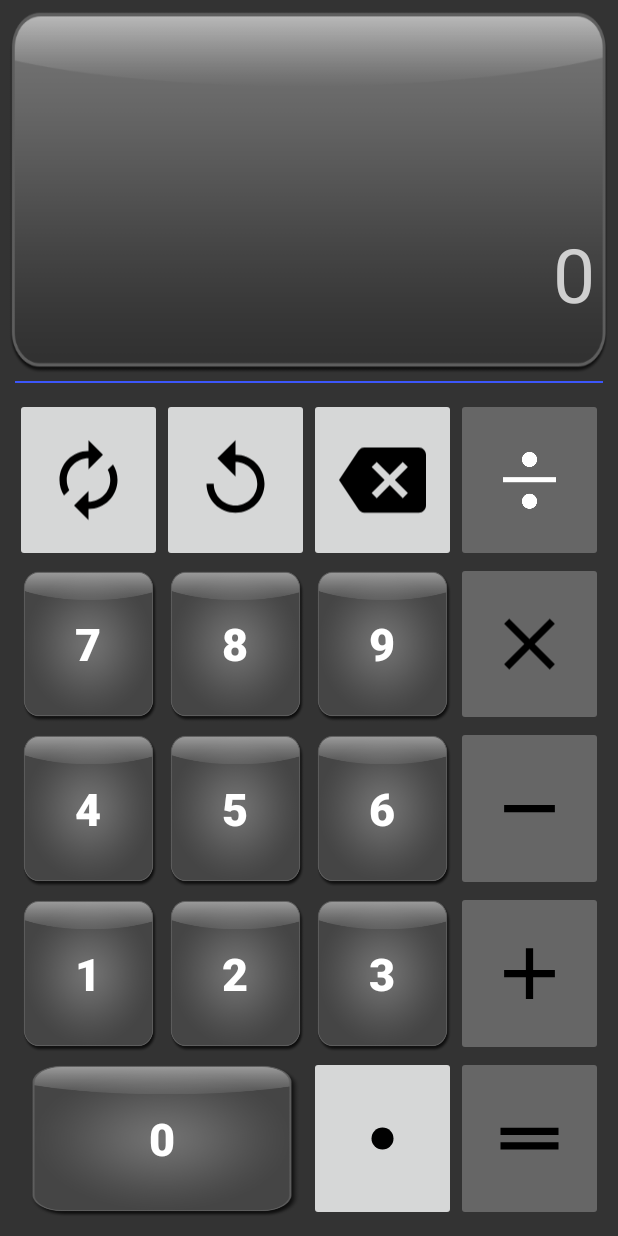
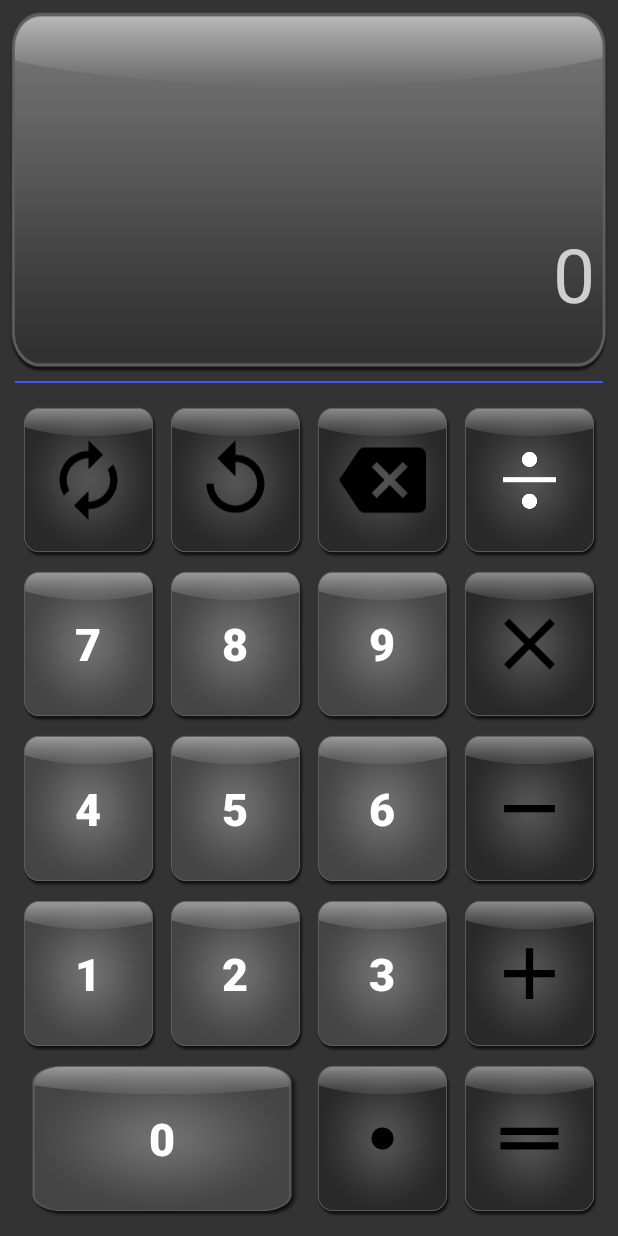
Before and after one commit to bky373/CalCulator, an Android app: the screen it shows after launch (RealNumCalculatorMainActivity), after a tap on an icon or button, on a phone screen of 412 x 824 dp. Run offline under Robolectric (Android 15) with nearby library versions, the phone set to English and light mode, and no system bars.

Commit message:
done #9-6 in making Calculator_RealNum

```diff
--- /dev/null
+++ b/calculator_realnum/src/main/java/com/example/calculator_realnum/OperatorButton.java
@@ -0,0 +1,44 @@
+package com.example.calculator_realnum;
+
+import android.content.Context;
+import android.util.AttributeSet;
+import android.view.MotionEvent;
+
+import androidx.appcompat.widget.AppCompatImageButton;
+
+public class OperatorButton extends AppCompatImageButton {
+
+    int operatorButtonDefalut = R.drawable.operator_button_default;
+    int operatorButtonClick = R.drawable.operator_button_click;
+
+    public OperatorButton(Context context) {
+        super(context);
+        setBackgroundResource(operatorButtonDefalut);
+    }
+
+    public OperatorButton(Context context, AttributeSet attrs) {
+        super(context, attrs);
+        setBackgroundResource(operatorButtonDefalut);
+
+    }
+
+    public OperatorButton(Context context, AttributeSet attrs, int defStyleAttr) {
+        super(context, attrs, defStyleAttr);
+        setBackgroundResource(operatorButtonDefalut);
+    }
+
+    @Override
+    public boolean onTouchEvent(MotionEvent event) {
+        super.onTouchEvent(event);
+        switch (event.getAction()) {
+            case MotionEvent.ACTION_DOWN:
+                setBackgroundResource(operatorButtonClick);
+//                setPadding(10,10,0,0);
+                break;
+            case MotionEvent.ACTION_UP:
+                setBackgroundResource(operatorButtonDefalut);
+                break;
+        }
+        return true;
+    }
+}
--- a/calculator_realnum/src/main/res/layout/activity_real_num_calculator_main.xml
+++ b/calculator_realnum/src/main/res/layout/activity_real_num_calculator_main.xml
@@ -72,7 +72,7 @@
             android:orientation="horizontal"
             android:weightSum="100">
 
-            <ImageButton
+            <com.example.calculator_realnum.OperatorButton
                 android:id="@+id/all_clear_button"
                 android:layout_width="0dp"
                 android:layout_height="match_parent"
@@ -81,7 +81,7 @@
                 android:scaleType="fitCenter"
                 android:src="@drawable/ic_autorenew_black_24dp" />
 
-            <ImageButton
+            <com.example.calculator_realnum.OperatorButton
                 android:id="@+id/clear_entry_button"
                 android:layout_width="0dp"
                 android:layout_height="match_parent"
@@ -90,7 +90,7 @@
                 android:scaleType="fitCenter"
                 android:src="@drawable/ic_replay_black_24dp" />
 
-            <ImageButton
+            <com.example.calculator_realnum.OperatorButton
                 android:id="@+id/backspace_button"
                 android:layout_width="0dp"
                 android:layout_height="match_parent"
@@ -99,12 +99,11 @@
                 android:scaleType="fitCenter"
                 android:src="@drawable/ic_backspace_black_24dp" />
 
-            <ImageButton
+            <com.example.calculator_realnum.OperatorButton
                 android:id="@+id/operator_button_4"
                 android:layout_width="0dp"
                 android:layout_height="match_parent"
                 android:layout_weight="25"
-                android:backgroundTint="#666666"
                 android:padding="20dp"
                 android:scaleType="fitCenter"
                 android:src="@drawable/division"
@@ -151,12 +150,11 @@
                 android:textSize="30sp"
                 android:textStyle="bold" />
 
-            <ImageButton
+            <com.example.calculator_realnum.OperatorButton
                 android:id="@+id/operator_button_3"
                 android:layout_width="0dp"
                 android:layout_height="match_parent"
                 android:layout_weight="25"
-                android:backgroundTint="#666666"
                 android:padding="20dp"
                 android:scaleType="fitCenter"
                 android:src="@drawable/ic_close_black_24dp"
@@ -203,12 +201,11 @@
                 android:textSize="30sp"
                 android:textStyle="bold" />
 
-            <ImageButton
+            <com.example.calculator_realnum.OperatorButton
                 android:id="@+id/operator_button_2"
                 android:layout_width="0dp"
                 android:layout_height="match_parent"
                 android:layout_weight="25"
-                android:backgroundTint="#666666"
                 android:padding="20dp"
                 android:scaleType="fitCenter"
                 android:src="@drawable/ic_remove_black_24dp"
@@ -255,12 +252,11 @@
                 android:textSize="30sp"
                 android:textStyle="bold" />
 
-            <ImageButton
+            <com.example.calculator_realnum.OperatorButton
                 android:id="@+id/operator_button_1"
                 android:layout_width="0dp"
                 android:layout_height="match_parent"
                 android:layout_weight="25"
-                android:backgroundTint="#666666"
                 android:padding="20dp"
                 android:scaleType="fitCenter"
                 android:src="@drawable/ic_add_black_24dp"
@@ -285,7 +281,7 @@
                 android:textSize="30sp"
                 android:textStyle="bold" />
 
-            <ImageButton
+            <com.example.calculator_realnum.OperatorButton
                 android:id="@+id/decimal_button"
                 android:layout_width="0dp"
                 android:layout_height="match_parent"
@@ -296,12 +292,11 @@
                 android:tag="." />
 
 
-            <ImageButton
+            <com.example.calculator_realnum.OperatorButton
                 android:id="@+id/operator_button_0"
                 android:layout_width="0dp"
                 android:layout_height="match_parent"
                 android:layout_weight="25"
-                android:backgroundTint="#666666"
                 android:padding="20dp"
                 android:scaleType="fitCenter"
                 android:src="@drawable/ic_drag_handle_black_24dp"
```
Also changed, not shown: calculator_realnum/src/main/res/drawable-xhdpi/operator_button_click.png (added), calculator_realnum/src/main/res/drawable-xhdpi/operator_button_default.png (added).
